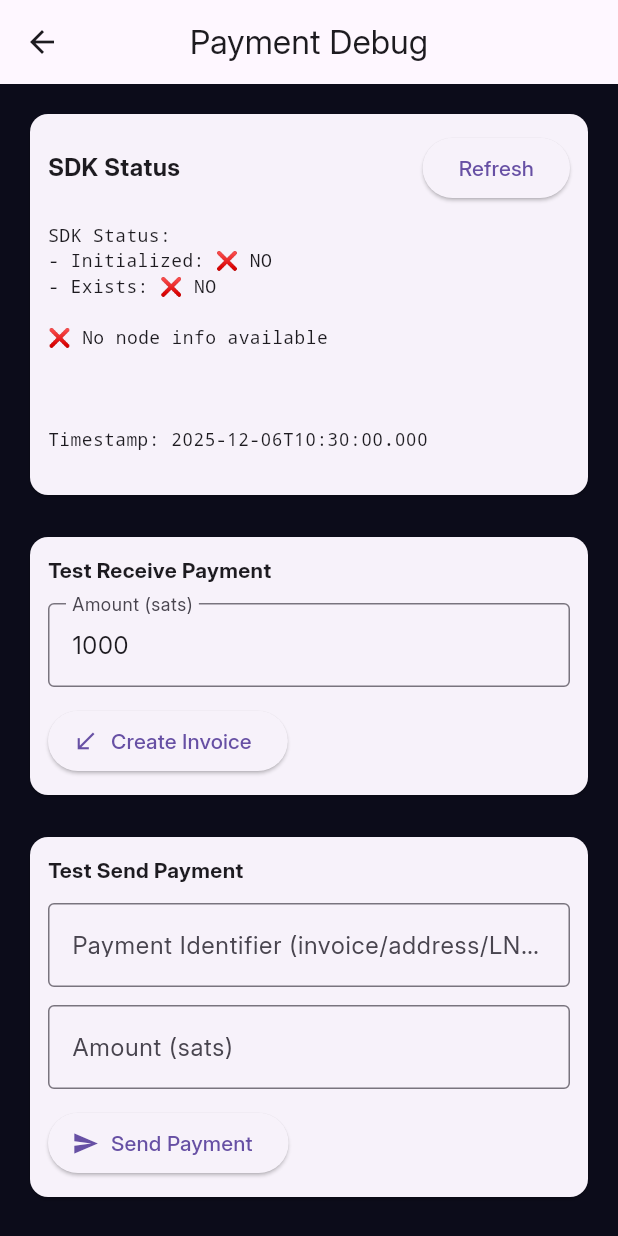
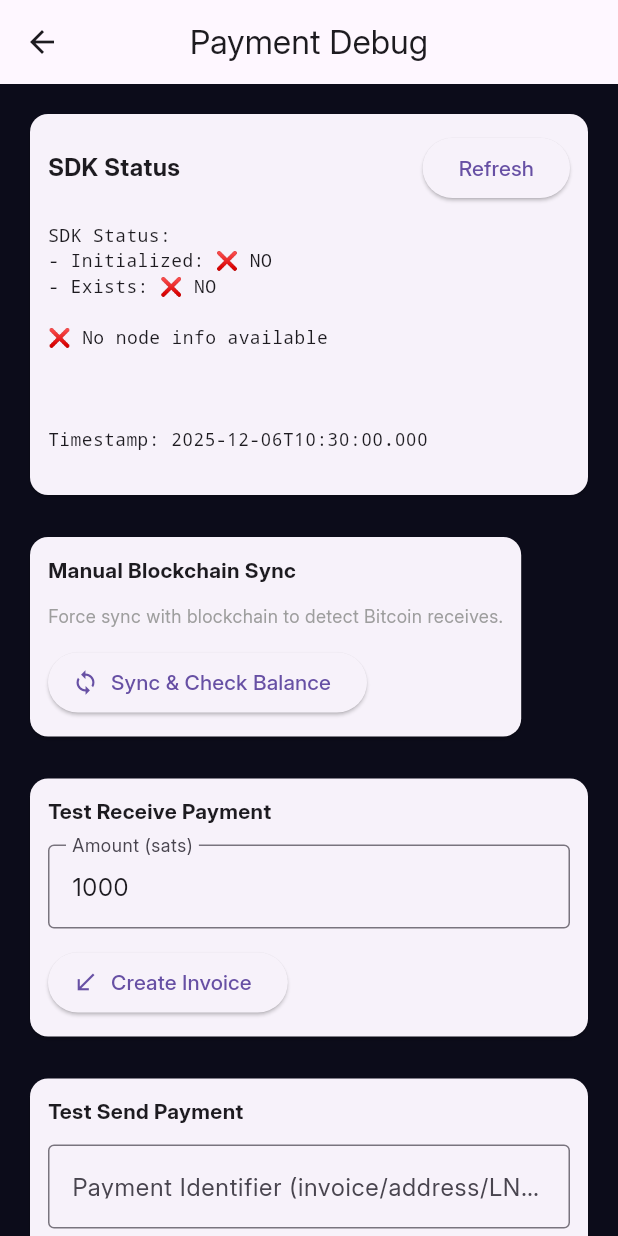
Before and after one commit to auwalrg8/Sabi, a Flutter app: the PaymentDebugScreen screen opened directly, on a phone screen of 412 x 824 dp. Run offline on Flutter 3.47's test engine with Material 3 defaults, Android fonts, the light colour scheme and no system bars; our stand-ins replace audioplayers, flutter_animate, flutter_riverpod, flutter_secure_storage, hive_flutter, iconsax and 4 more; missing offline and left inert: bip39, breez_sdk_spark_flutter, encrypt, wolt_modal_sheet; accounts and stored records are empty; generated files the repository leaves out were written again; statements that could not run were skipped.

Commit message:
Fix: Enhanced Bitcoin Regtest receive with forced blockchain sync
- Add forced blockchain sync during SDK initialization (45s wait)
- Add aggressive balance polling (2s intervals) with sync before each check
- Add public syncAndGetBalance() method for manual Bitcoin receive checks
- Enhance RefreshIndicator to trigger manual sync on pull-to-refresh
- Add manual 'Sync & Check Balance' button to debug screen
- Improve event listener to properly handle Bitcoin receives
- Better logging for blockchain sync state

````diff
--- a/lib/config/breez_config.dart
+++ b/lib/config/breez_config.dart
@@ -12,7 +12,7 @@ class BreezConfig {
 
   /// Enable Regtest network for testing (no API key required)
   /// Set to true for development/testing, false for production
-  static const bool useRegtest = false; // Change to true for testing
+  static const bool useRegtest = true; // Change to false for production
 
   /// Get network type based on useRegtest flag
   static String get networkType => useRegtest ? 'regtest' : 'mainnet';
--- a/lib/debugging/payment_debug_screen.dart
+++ b/lib/debugging/payment_debug_screen.dart
@@ -59,7 +59,10 @@ Timestamp: ${status['timestamp']}
     setState(() => _isLoading = true);
     try {
       final amount = int.parse(_amountController.text);
-      final response = await BreezSparkService.createInvoice(amount, 'Debug receive');
+      final response = await BreezSparkService.createInvoice(
+        amount,
+        'Debug receive',
+      );
       setState(() {
         _statusText = '''
 ✅ Invoice Created Successfully!
@@ -80,11 +83,34 @@ Amount: $amount sats
     }
   }
 
+  Future<void> _testSync() async {
+    setState(() => _isLoading = true);
+    try {
+      final balance = await BreezSparkService.syncAndGetBalance();
+      setState(() {
+        _statusText = '''
+✅ Blockchain Sync Complete!
+
+Updated Balance: $balance sats
+
+Use this to check for received Bitcoin payments.
+If balance increased, your Bitcoin receive is working!
+''';
+      });
+    } catch (e) {
+      setState(() {
+        _statusText = '❌ Sync failed:\n$e';
+      });
+    } finally {
+      setState(() => _isLoading = false);
+    }
+  }
+
   Future<void> _testSend() async {
     if (_identifierController.text.isEmpty) {
-      ScaffoldMessenger.of(context).showSnackBar(
-        const SnackBar(content: Text('Enter payment identifier')),
-      );
+      ScaffoldMessenger.of(
+        context,
+      ).showSnackBar(const SnackBar(content: Text('Enter payment identifier')));
       return;
     }
 
@@ -123,10 +149,7 @@ Fee: ${BreezSparkService.extractSendFeeSats(response)} sats
   @override
   Widget build(BuildContext context) {
     return Scaffold(
-      appBar: AppBar(
-        title: const Text('Payment Debug'),
-        centerTitle: true,
-      ),
+      appBar: AppBar(title: const Text('Payment Debug'), centerTitle: true),
       body: SingleChildScrollView(
         padding: const EdgeInsets.all(16),
         child: Column(
@@ -162,6 +185,37 @@ Fee: ${BreezSparkService.extractSendFeeSats(response)} sats
                         fontFamily: 'Courier',
                         fontSize: 12,
                       ),
+                    ),
+                  ],
+                ),
+              ),
+            ),
+            const SizedBox(height: 20),
+
+            // Test Receive
+            Card(
+              child: Padding(
+                padding: const EdgeInsets.all(12),
+                child: Column(
+                  crossAxisAlignment: CrossAxisAlignment.start,
+                  children: [
+                    const Text(
+                      'Manual Blockchain Sync',
+                      style: TextStyle(
+                        fontSize: 14,
+                        fontWeight: FontWeight.bold,
+                      ),
+                    ),
+                    const SizedBox(height: 12),
+                    const Text(
+                      'Force sync with blockchain to detect Bitcoin receives.',
+                      style: TextStyle(fontSize: 12, color: Colors.grey),
+                    ),
+                    const SizedBox(height: 12),
+                    ElevatedButton.icon(
+                      onPressed: _isLoading ? null : _testSync,
+                      icon: const Icon(Icons.sync),
+                      label: const Text('Sync & Check Balance'),
                     ),
                   ],
                 ),
--- /dev/null
+++ b/lib/l10n/app_localizations.dart
@@ -0,0 +1,134 @@
+import 'dart:async';
+
+import 'package:flutter/foundation.dart';
+import 'package:flutter/widgets.dart';
+import 'package:flutter_localizations/flutter_localizations.dart';
+import 'package:intl/intl.dart' as intl;
+
+import 'app_localizations_en.dart';
+
+// ignore_for_file: type=lint
+
+/// Callers can lookup localized strings with an instance of AppLocalizations
+/// returned by `AppLocalizations.of(context)`.
+///
+/// Applications need to include `AppLocalizations.delegate()` in their app's
+/// `localizationDelegates` list, and the locales they support in the app's
+/// `supportedLocales` list. For example:
+///
+/// ```dart
+/// import 'l10n/app_localizations.dart';
+///
+/// return MaterialApp(
+///   localizationsDelegates: AppLocalizations.localizationsDelegates,
+///   supportedLocales: AppLocalizations.supportedLocales,
+///   home: MyApplicationHome(),
+/// );
+/// ```
+///
+/// ## Update pubspec.yaml
+///
+/// Please make sure to update your pubspec.yaml to include the following
+/// packages:
+///
+/// ```yaml
+/// dependencies:
+///   # Internationalization support.
+///   flutter_localizations:
+///     sdk: flutter
+///   intl: any # Use the pinned version from flutter_localizations
+///
+///   # Rest of dependencies
+/// ```
+///
+/// ## iOS Applications
+///
+/// iOS applications define key application metadata, including supported
+/// locales, in an Info.plist file that is built into the application bundle.
+/// To configure the locales supported by your app, you’ll need to edit this
+/// file.
+///
+/// First, open your project’s ios/Runner.xcworkspace Xcode workspace file.
+/// Then, in the Project Navigator, open the Info.plist file under the Runner
+/// project’s Runner folder.
+///
+/// Next, select the Information Property List item, select Add Item from the
+/// Editor menu, then select Localizations from the pop-up menu.
+///
+/// Select and expand the newly-created Localizations item then, for each
+/// locale your application supports, add a new item and select the locale
+/// you wish to add from the pop-up menu in the Value field. This list should
+/// be consistent with the languages listed in the AppLocalizations.supportedLocales
+/// property.
+abstract class AppLocalizations {
+  AppLocalizations(String locale)
+    : localeName = intl.Intl.canonicalizedLocale(locale.toString());
+
+  final String localeName;
+
+  static AppLocalizations? of(BuildContext context) {
+    return Localizations.of<AppLocalizations>(context, AppLocalizations);
+  }
+
+  static const LocalizationsDelegate<AppLocalizations> delegate =
+      _AppLocalizationsDelegate();
+
+  /// A list of this localizations delegate along with the default localizations
+  /// delegates.
+  ///
+  /// Returns a list of localizations delegates containing this delegate along with
+  /// GlobalMaterialLocalizations.delegate, GlobalCupertinoLocalizations.delegate,
+  /// and GlobalWidgetsLocalizations.delegate.
+  ///
+  /// Additional delegates can be added by appending to this list in
+  /// MaterialApp. This list does not have to be used at all if a custom list
+  /// of delegates is preferred or required.
+  static const List<LocalizationsDelegate<dynamic>> localizationsDelegates =
+      <LocalizationsDelegate<dynamic>>[
+        delegate,
+        GlobalMaterialLocalizations.delegate,
+        GlobalCupertinoLocalizations.delegate,
+        GlobalWidgetsLocalizations.delegate,
+      ];
+
+  /// A list of this localizations delegate's supported locales.
+  static const List<Locale> supportedLocales = <Locale>[Locale('en')];
+
+  /// The title of the application
+  ///
+  /// In en, this message translates to:
+  /// **'Sabi Wallet'**
+  String get appTitle;
+}
+
+class _AppLocalizationsDelegate
+    extends LocalizationsDelegate<AppLocalizations> {
+  const _AppLocalizationsDelegate();
+
+  @override
+  Future<AppLocalizations> load(Locale locale) {
+    return SynchronousFuture<AppLocalizations>(lookupAppLocalizations(locale));
+  }
+
+  @override
+  bool isSupported(Locale locale) =>
+      <String>['en'].contains(locale.languageCode);
+
+  @override
+  bool shouldReload(_AppLocalizationsDelegate old) => false;
+}
+
+AppLocalizations lookupAppLocalizations(Locale locale) {
+  // Lookup logic when only language code is specified.
+  switch (locale.languageCode) {
+    case 'en':
+      return AppLocalizationsEn();
+  }
+
+  throw FlutterError(
+    'AppLocalizations.delegate failed to load unsupported locale "$locale". This is likely '
+    'an issue with the localizations generation tool. Please file an issue '
+    'on GitHub with a reproducible sample app and the gen-l10n configuration '
+    'that was used.',
+  );
+}
--- a/lib/services/breez_spark_service.dart
+++ b/lib/services/breez_spark_service.dart
@@ -142,7 +142,9 @@ class BreezSparkService {
       } else {
         // NEW WALLET: Generate mnemonic from secure entropy
         final secureEntropy = _generateSecureRandomEntropy(32); // 256-bit
-        mnemonicPhrase = bip39.entropyToMnemonic(secureEntropy.map((b) => b.toRadixString(16).padLeft(2, '0')).join());
+        mnemonicPhrase = bip39.entropyToMnemonic(
+          secureEntropy.map((b) => b.toRadixString(16).padLeft(2, '0')).join(),
+        );
         seed = Seed.mnemonic(mnemonic: mnemonicPhrase, passphrase: null);
 
         // CRITICAL: Save mnemonic so wallet can be restored on app restart
@@ -155,7 +157,8 @@ class BreezSparkService {
       final apiKey = await BreezConfig.apiKey;
 
       // Select network based on config
-      final network = BreezConfig.useRegtest ? Network.regtest : Network.mainnet;
+      final network =
+          BreezConfig.useRegtest ? Network.regtest : Network.mainnet;
       debugPrint('🌐 Network: ${BreezConfig.networkType}');
 
       if (BreezConfig.useRegtest) {
@@ -165,9 +168,9 @@ class BreezSparkService {
       }
 
       // Use copyWith pattern from SDK docs to inject API key while preserving defaults
-      final config = defaultConfig(network: network).copyWith(
-        apiKey: apiKey.isEmpty ? null : apiKey,
-      );
+      final config = defaultConfig(
+        network: network,
+      ).copyWith(apiKey: apiKey.isEmpty ? null : apiKey);
       debugPrint('🔧 Config created for ${BreezConfig.networkType}');
 
       // Step 5: Connect (creates wallet + opens channel instantly)
@@ -178,7 +181,9 @@ class BreezSparkService {
       );
 
       _sdk = await connect(request: connectRequest);
-      debugPrint('✅ Spark SDK connected! Local node ready – offline sovereignty achieved.');
+      debugPrint(
+        '✅ Spark SDK connected! Local node ready – offline sovereignty achieved.',
+      );
 
       // Forced API key validation: immediately call getInfo
       try {
@@ -203,13 +208,26 @@ class BreezSparkService {
 
       try {
         await _sdk!.receivePayment(request: bootstrapReq);
-        debugPrint('📡 Inbound channel opened – ready to receive (check getInfo in 30s)');
+        debugPrint(
+          '📡 Inbound channel opened – ready to receive (check getInfo in 30s)',
+        );
       } catch (e) {
-        debugPrint('⚠️ Bootstrap fallback: $e – first real receive will open channel');
+        debugPrint(
+          '⚠️ Bootstrap fallback: $e – first real receive will open channel',
+        );
       }
 
-      // Wait for LSP channel setup (typically 5-30 seconds)
-      await Future.delayed(const Duration(seconds: 30));
+      // Force blockchain sync for Bitcoin receives
+      debugPrint('🔄 Syncing blockchain for Bitcoin receives...');
+      try {
+        await _sdk!.sync(request: SyncRequest());
+        debugPrint('✅ Blockchain synced - ready to receive Bitcoin');
+      } catch (e) {
+        debugPrint('⚠️ Sync fallback: $e');
+      }
+
+      // Wait for LSP channel setup AND blockchain sync (typically 5-30 seconds)
+      await Future.delayed(const Duration(seconds: 45));
 
       // Step 8: Listen for payments + balance updates
       _setupEventListener();
@@ -245,15 +263,10 @@ class BreezSparkService {
       final nodeInfo = await _sdk!.getInfo(request: GetInfoRequest());
       final balanceSats = _extractBalanceSats(nodeInfo);
 
-      status['nodeInfo'] = {
-        'balanceSats': balanceSats,
-        'connected': true,
-      };
+      status['nodeInfo'] = {'balanceSats': balanceSats, 'connected': true};
       status['canSend'] = balanceSats > 0;
       status['canReceive'] = true; // Spark with LSP can always receive
-      debugPrint(
-        '✅ SDK Operational: $balanceSats sats',
-      );
+      debugPrint('✅ SDK Operational: $balanceSats sats');
     } catch (e) {
       status['error'] = e.toString();
       debugPrint('❌ SDK Error: $e');
@@ -315,7 +328,8 @@ class BreezSparkService {
         debugPrint('📥 SDK Event: $type');
 
         // Handle all critical events
-        if (type.contains('PaymentPending') || type.contains('PaymentSucceeded')) {
+        if (type.contains('PaymentPending') ||
+            type.contains('PaymentSucceeded')) {
           debugPrint('💰 Payment event detected - refreshing balance');
           await _refreshBalance(); // Immediate refresh
         } else if (type.contains('NodeSynced')) {
@@ -361,24 +375,28 @@ class BreezSparkService {
   }
 
   /// Balance polling (fixes "no balance after restore/receive")
-  /// Faster polling (3s) to detect received payments immediately
+  /// Faster polling (2s) to detect received payments immediately
   static void _startBalancePolling() {
     _balanceTimer?.cancel();
 
-    _balanceTimer = Timer.periodic(const Duration(seconds: 3), (timer) async {
+    _balanceTimer = Timer.periodic(const Duration(seconds: 2), (timer) async {
       if (_sdk == null) {
         timer.cancel();
         return;
       }
 
       try {
+        // Force sync before checking balance (ensures Bitcoin receives are detected)
+        await _sdk!.sync(request: SyncRequest());
+
         final info = await _sdk!.getInfo(request: GetInfoRequest());
         final sats = _extractBalanceSats(info);
 
         // Try to extract inbound capacity (defensive)
         int inboundSats = 0;
         try {
-          final dynamic inboundMsat = (info as dynamic).inboundLiquidityMsat ??
+          final dynamic inboundMsat =
+              (info as dynamic).inboundLiquidityMsat ??
               (info as dynamic).channelsBalanceInboundMsat ??
               BigInt.zero;
           if (inboundMsat is BigInt) {
@@ -423,7 +441,9 @@ class BreezSparkService {
     if (_sdk == null) throw Exception('SDK not initialized');
 
     try {
-      debugPrint('🔍 Attempting to send to: $identifier (amount: ${sats ?? "invoice amount"} sats)');
+      debugPrint(
+        '🔍 Attempting to send to: $identifier (amount: ${sats ?? "invoice amount"} sats)',
+      );
 
       // Step 1: Prepare (validates format + auto-detects method)
       // Fixes "failed to parse: SDK Error: invalidinput (field0: unsupported payment method)"
@@ -467,6 +487,29 @@ class BreezSparkService {
       final info = await getBalance();
       return _extractBalanceSats(info);
     } catch (_) {
+      return null;
+    }
+  }
+
+  /// Force sync with blockchain - call this to check for Bitcoin receives
+  /// Returns the updated balance after sync
+  static Future<int?> syncAndGetBalance() async {
+    if (_sdk == null) {
+      debugPrint('⚠️ SDK not initialized');
+      return null;
+    }
+
+    try {
+      debugPrint('🔄 Forcing blockchain sync...');
+      await _sdk!.sync(request: SyncRequest());
+      debugPrint('✅ Sync complete');
+
+      final info = await getBalance();
+      final sats = _extractBalanceSats(info);
+      debugPrint('💰 Balance after sync: $sats sats');
+      return sats;
+    } catch (e) {
+      debugPrint('❌ Sync error: $e');
       return null;
     }
   }
@@ -671,12 +714,7 @@ class BreezSparkService {
       if (p != null) {
         final json = (p as dynamic).toJson();
         if (json is Map) {
-          final candidates = [
-            'description',
-            'memo',
-            'label',
-            'note',
-          ];
+          final candidates = ['description', 'memo', 'label', 'note'];
           for (final key in candidates) {
             final val = json[key];
             if (val is String && val.isNotEmpty) return val;
@@ -693,12 +731,7 @@ class BreezSparkService {
       if (p != null) {
         final json = (p as dynamic).toJson();
         if (json is Map) {
-          final candidates = [
-            'id',
-            'payment_id',
-            'paymentId',
-            'hash',
-          ];
+          final candidates = ['id', 'payment_id', 'paymentId', 'hash'];
           for (final key in candidates) {
             final val = json[key];
             if (val is String && val.isNotEmpty) return val;
````
Also changed, not shown: lib/features/wallet/presentation/screens/home_screen.dart (+8 -1 lines), lib/l10n/app_localizations_en.dart (added, +13 -0 lines). Lines whose indentation alone changed are shown as unchanged.
